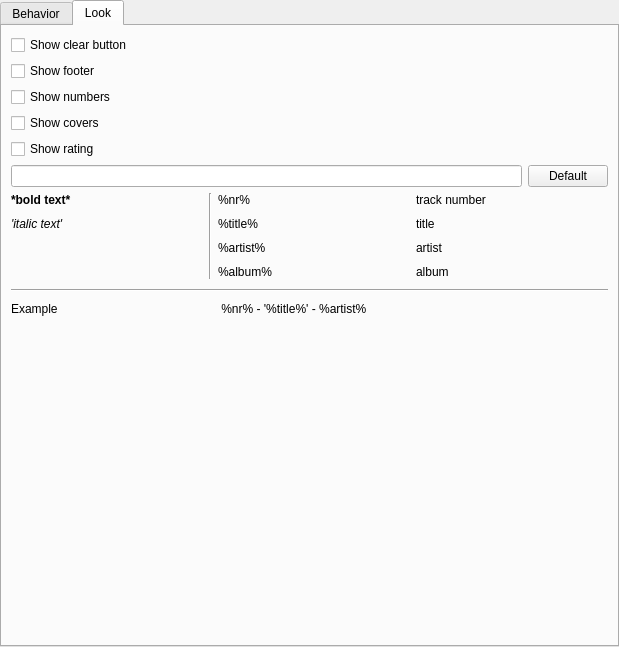
Old version of the form src/Gui/Preferences/Playlist/GUI_PlaylistPreferences.ui in the repository Inferno214221/sayonara-player.
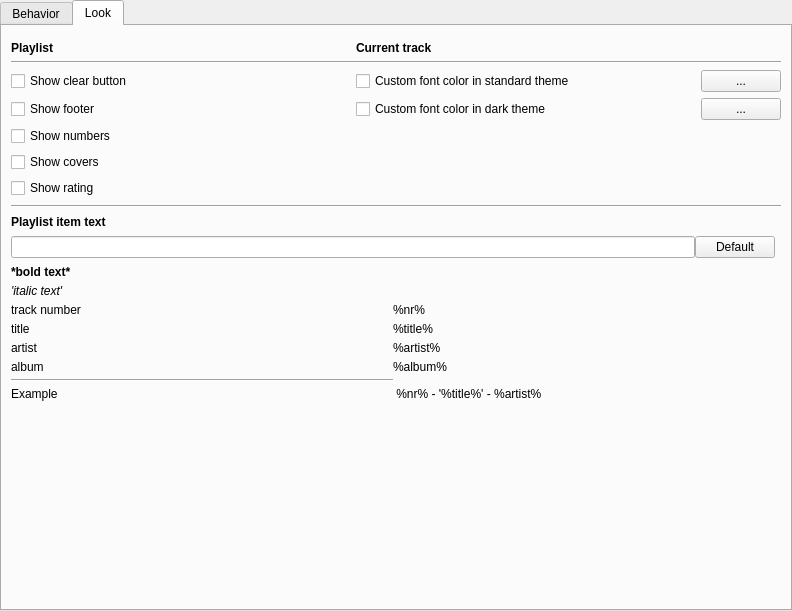
New version of the form.

Commit message: add custom colors for current track

What changed in the file:
```diff
--- a/src/Gui/Preferences/Playlist/GUI_PlaylistPreferences.ui
+++ b/src/Gui/Preferences/Playlist/GUI_PlaylistPreferences.ui
@@ -6,8 +6,8 @@
    <rect>
     <x>0</x>
     <y>0</y>
-    <width>619</width>
-    <height>647</height>
+    <width>792</width>
+    <height>611</height>
    </rect>
   </property>
   <layout class="QGridLayout" name="gridLayout">
@@ -133,99 +133,57 @@
        <string>Look</string>
       </attribute>
       <layout class="QGridLayout" name="gridLayout_3">
-       <item row="5" column="0">
-        <widget class="QLineEdit" name="leExpression"/>
-       </item>
-       <item row="3" column="0">
-        <widget class="QCheckBox" name="cbShowCovers">
-         <property name="text">
-          <string>Show covers</string>
-         </property>
-        </widget>
-       </item>
-       <item row="2" column="0" colspan="2">
-        <widget class="QCheckBox" name="cbShowNumbers">
-         <property name="text">
-          <string>Show numbers</string>
-         </property>
-        </widget>
-       </item>
-       <item row="7" column="0">
-        <spacer name="verticalSpacer">
-         <property name="orientation">
-          <enum>Qt::Vertical</enum>
-         </property>
-         <property name="sizeHint" stdset="0">
-          <size>
-           <width>20</width>
-           <height>40</height>
-          </size>
-         </property>
-        </spacer>
-       </item>
-       <item row="5" column="1">
-        <widget class="QPushButton" name="btnDefault">
-         <property name="text">
-          <string notr="true">Default</string>
-         </property>
-        </widget>
-       </item>
-       <item row="4" column="0">
-        <widget class="QCheckBox" name="cbShowRating">
-         <property name="text">
-          <string>Show rating</string>
-         </property>
-        </widget>
-       </item>
-       <item row="0" column="0">
-        <widget class="QCheckBox" name="cbShowClearButton">
-         <property name="text">
-          <string>Show clear button</string>
-         </property>
-        </widget>
-       </item>
-       <item row="6" column="0" colspan="2">
-        <layout class="QGridLayout" name="gridLayout_2">
-         <property name="horizontalSpacing">
-          <number>6</number>
-         </property>
+       <property name="verticalSpacing">
+        <number>7</number>
+       </property>
+       <item row="11" column="0">
+        <layout class="QGridLayout" name="gridLayout_5">
          <property name="verticalSpacing">
-          <number>10</number>
+          <number>5</number>
          </property>
-         <item row="1" column="0">
-          <widget class="QLabel" name="label_4">
-           <property name="font">
-            <font>
-             <italic>true</italic>
-            </font>
-           </property>
+         <item row="6" column="0">
+          <widget class="QLabel" name="labAlbum">
            <property name="text">
-            <string>'italic text'</string>
+            <string notr="true">album</string>
            </property>
           </widget>
          </item>
-         <item row="5" column="0">
-          <widget class="QLabel" name="label_9">
-           <property name="text">
-            <string>Example</string>
-           </property>
-          </widget>
-         </item>
-         <item row="0" column="2">
+         <item row="3" column="1">
           <widget class="QLabel" name="label_5">
            <property name="text">
             <string notr="true">%nr%</string>
            </property>
           </widget>
          </item>
-         <item row="2" column="2">
+         <item row="3" column="0">
+          <widget class="QLabel" name="labTrackNumber">
+           <property name="text">
+            <string notr="true">track number</string>
+           </property>
+          </widget>
+         </item>
+         <item row="5" column="1">
           <widget class="QLabel" name="label_7">
            <property name="text">
             <string notr="true">%artist%</string>
            </property>
           </widget>
          </item>
-         <item row="0" column="0">
+         <item row="7" column="0">
+          <widget class="Line" name="line_4">
+           <property name="orientation">
+            <enum>Qt::Horizontal</enum>
+           </property>
+          </widget>
+         </item>
+         <item row="5" column="0">
+          <widget class="QLabel" name="labArtist">
+           <property name="text">
+            <string notr="true">artist</string>
+           </property>
+          </widget>
+         </item>
+         <item row="1" column="0">
           <widget class="QLabel" name="label">
            <property name="font">
             <font>
@@ -238,78 +196,220 @@
            </property>
           </widget>
          </item>
-         <item row="0" column="3">
-          <widget class="QLabel" name="labTrackNumber">
-           <property name="text">
-            <string notr="true">track number</string>
-           </property>
-          </widget>
-         </item>
-         <item row="3" column="2">
+         <item row="6" column="1">
           <widget class="QLabel" name="label_8">
            <property name="text">
             <string notr="true">%album%</string>
            </property>
           </widget>
          </item>
-         <item row="1" column="2">
-          <widget class="QLabel" name="label_6">
-           <property name="text">
-            <string notr="true">%title%</string>
-           </property>
-          </widget>
-         </item>
-         <item row="1" column="3">
+         <item row="4" column="0">
           <widget class="QLabel" name="labTitle">
            <property name="text">
             <string notr="true">title</string>
            </property>
           </widget>
          </item>
-         <item row="2" column="3">
-          <widget class="QLabel" name="labArtist">
+         <item row="4" column="1">
+          <widget class="QLabel" name="label_6">
            <property name="text">
-            <string notr="true">artist</string>
+            <string notr="true">%title%</string>
            </property>
           </widget>
          </item>
-         <item row="3" column="3">
-          <widget class="QLabel" name="labAlbum">
+         <item row="2" column="0">
+          <widget class="QLabel" name="label_4">
+           <property name="font">
+            <font>
+             <italic>true</italic>
+            </font>
+           </property>
            <property name="text">
-            <string notr="true">album</string>
+            <string>'italic text'</string>
            </property>
           </widget>
          </item>
-         <item row="5" column="2" colspan="2">
+         <item row="8" column="0">
+          <widget class="QLabel" name="label_9">
+           <property name="text">
+            <string>Example</string>
+           </property>
+          </widget>
+         </item>
+         <item row="8" column="1">
           <widget class="QLabel" name="label_2">
            <property name="text">
             <string notr="true"> %nr% - '%title%' - %artist%</string>
            </property>
           </widget>
          </item>
-         <item row="4" column="0" colspan="4">
-          <widget class="Line" name="line_4">
-           <property name="orientation">
-            <enum>Qt::Horizontal</enum>
-           </property>
-          </widget>
-         </item>
-         <item row="0" column="1" rowspan="4">
-          <widget class="Line" name="line_5">
-           <property name="orientation">
-            <enum>Qt::Vertical</enum>
-           </property>
-          </widget>
-         </item>
         </layout>
        </item>
-       <item row="1" column="0" colspan="2">
-        <widget class="QCheckBox" name="cbShowBottomBar">
+       <item row="8" column="0" colspan="2">
+        <widget class="QLabel" name="label_3">
+         <property name="font">
+          <font>
+           <weight>75</weight>
+           <bold>true</bold>
+          </font>
+         </property>
          <property name="text">
-          <string>Show footer</string>
+          <string>Playlist item text</string>
          </property>
         </widget>
        </item>
+       <item row="10" column="0">
+        <layout class="QHBoxLayout" name="horizontalLayout">
+         <item>
+          <widget class="QLineEdit" name="leExpression"/>
+         </item>
+         <item>
+          <widget class="QPushButton" name="btnDefault">
+           <property name="text">
+            <string notr="true">Default</string>
+           </property>
+          </widget>
+         </item>
+        </layout>
+       </item>
+       <item row="7" column="0" colspan="2">
+        <widget class="Line" name="line_6">
+         <property name="orientation">
+          <enum>Qt::Horizontal</enum>
+         </property>
+        </widget>
+       </item>
+       <item row="0" column="0" colspan="2">
+        <layout class="QGridLayout" name="gridLayout_7">
+         <property name="topMargin">
+          <number>6</number>
+         </property>
+         <property name="verticalSpacing">
+          <number>6</number>
+         </property>
+         <item row="5" column="0">
+          <widget class="QCheckBox" name="cbShowCovers">
+           <property name="text">
+            <string>Show covers</string>
+           </property>
+          </widget>
+         </item>
+         <item row="4" column="0">
+          <widget class="QCheckBox" name="cbShowNumbers">
+           <property name="text">
+            <string>Show numbers</string>
+           </property>
+          </widget>
+         </item>
+         <item row="2" column="0">
+          <widget class="QCheckBox" name="cbShowClearButton">
+           <property name="text">
+            <string>Show clear button</string>
+           </property>
+          </widget>
+         </item>
+         <item row="3" column="0">
+          <widget class="QCheckBox" name="cbShowBottomBar">
+           <property name="text">
+            <string>Show footer</string>
+           </property>
+          </widget>
+         </item>
+         <item row="6" column="0">
+          <widget class="QCheckBox" name="cbShowRating">
+           <property name="text">
+            <string>Show rating</string>
+           </property>
+          </widget>
+         </item>
+         <item row="0" column="0">
+          <widget class="QLabel" name="labLookPlaylist">
+           <property name="font">
+            <font>
+             <weight>75</weight>
+             <bold>true</bold>
+            </font>
+           </property>
+           <property name="text">
+            <string>Playlist</string>
+           </property>
+          </widget>
+         </item>
+         <item row="0" column="1" colspan="2">
+          <widget class="QLabel" name="labLookCurrentTrack">
+           <property name="font">
+            <font>
+             <weight>75</weight>
+             <bold>true</bold>
+            </font>
+           </property>
+           <property name="text">
+            <string>Current track</string>
+           </property>
+          </widget>
+         </item>
+         <item row="1" column="0" colspan="3">
+          <widget class="Line" name="line_2">
+           <property name="orientation">
+            <enum>Qt::Horizontal</enum>
+           </property>
+          </widget>
+         </item>
+         <item row="2" column="1">
+          <widget class="QCheckBox" name="cbCustomColorStandard">
+           <property name="text">
+            <string>Custom font color in standard theme</string>
+           </property>
+          </widget>
+         </item>
+         <item row="2" column="2">
+          <widget class="QPushButton" name="btnCustomColorStandard">
+           <property name="sizePolicy">
+            <sizepolicy hsizetype="Maximum" vsizetype="Fixed">
+             <horstretch>0</horstretch>
+             <verstretch>0</verstretch>
+            </sizepolicy>
+           </property>
+           <property name="text">
+            <string notr="true">...</string>
+           </property>
+          </widget>
+         </item>
+         <item row="3" column="2">
+          <widget class="QPushButton" name="btnCustomColorDark">
+           <property name="sizePolicy">
+            <sizepolicy hsizetype="Maximum" vsizetype="Fixed">
+             <horstretch>0</horstretch>
+             <verstretch>0</verstretch>
+            </sizepolicy>
+           </property>
+           <property name="text">
+            <string notr="true">...</string>
+           </property>
+          </widget>
+         </item>
+         <item row="3" column="1">
+          <widget class="QCheckBox" name="cbCustomColorDark">
+           <property name="text">
+            <string>Custom font color in dark theme</string>
+           </property>
+          </widget>
+         </item>
+        </layout>
+       </item>
+       <item row="14" column="0">
+        <spacer name="verticalSpacer">
+         <property name="orientation">
+          <enum>Qt::Vertical</enum>
+         </property>
+         <property name="sizeHint" stdset="0">
+          <size>
+           <width>20</width>
+           <height>40</height>
+          </size>
+         </property>
+        </spacer>
+       </item>
       </layout>
      </widget>
     </widget>
```
Left out of the diff: 24 changed lines with no effect on the pictures. The commit also changes 5 other files.
